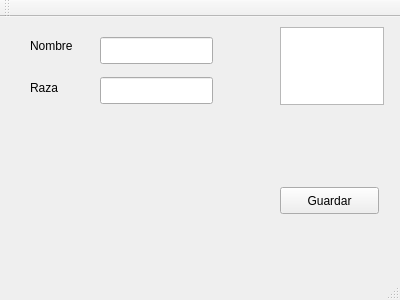
j2deme/POO_Cpp, file Qt/QtUsingClasses/mainwindow.ui: the form before one commit.
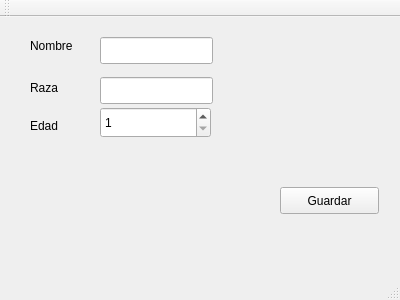
The form after the commit.

The edit to the form file:
```diff
--- a/Qt/QtUsingClasses/mainwindow.ui
+++ b/Qt/QtUsingClasses/mainwindow.ui
@@ -50,16 +50,6 @@
      <string>Guardar</string>
     </property>
    </widget>
-   <widget class="QPlainTextEdit" name="txtArea">
-    <property name="geometry">
-     <rect>
-      <x>280</x>
-      <y>10</y>
-      <width>104</width>
-      <height>78</height>
-     </rect>
-    </property>
-   </widget>
    <widget class="QLineEdit" name="txtRaza">
     <property name="geometry">
      <rect>
@@ -83,6 +73,35 @@
      <string>Raza</string>
     </property>
    </widget>
+   <widget class="QSpinBox" name="sbEdad">
+    <property name="geometry">
+     <rect>
+      <x>100</x>
+      <y>90</y>
+      <width>111</width>
+      <height>31</height>
+     </rect>
+    </property>
+    <property name="minimum">
+     <number>1</number>
+    </property>
+    <property name="maximum">
+     <number>20</number>
+    </property>
+   </widget>
+   <widget class="QLabel" name="lblEdad">
+    <property name="geometry">
+     <rect>
+      <x>30</x>
+      <y>100</y>
+      <width>67</width>
+      <height>17</height>
+     </rect>
+    </property>
+    <property name="text">
+     <string>Edad</string>
+    </property>
+   </widget>
   </widget>
   <widget class="QMenuBar" name="menuBar">
    <property name="geometry">
```
